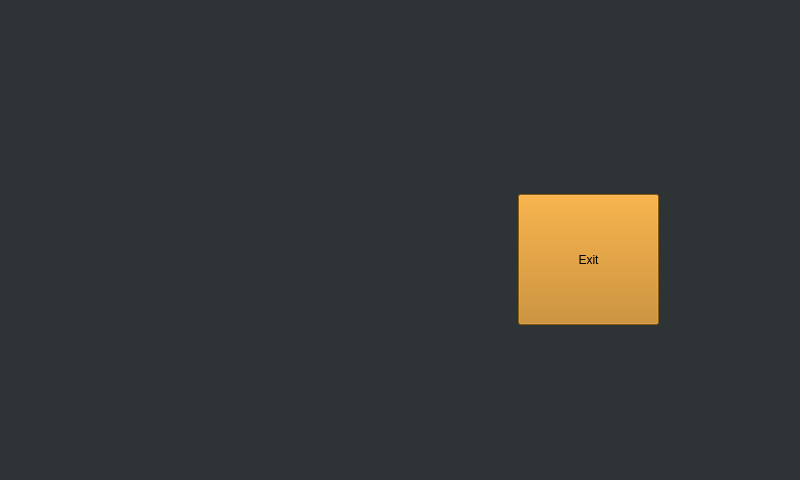
This is ui/mainwindow.ui in marcobombe/thermostatPI2 as Qt 5 draws it before an edit. The edited form follows.
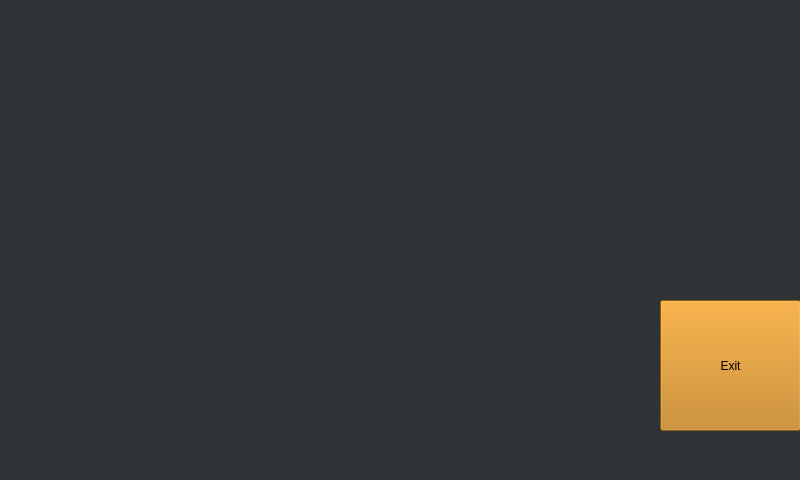
This is the edited form.

Commit message:
Window size and position adjustment.
file:///home/marcobombe/workspace/thermostatPi2/thermostatPi2.py
file:///home/marcobombe/workspace/thermostatPi2/ui/mainwindow.ui

What changed in the file:
```diff
--- a/ui/mainwindow.ui
+++ b/ui/mainwindow.ui
@@ -10,6 +10,18 @@
     <height>480</height>
    </rect>
   </property>
+  <property name="minimumSize">
+   <size>
+    <width>800</width>
+    <height>480</height>
+   </size>
+  </property>
+  <property name="maximumSize">
+   <size>
+    <width>800</width>
+    <height>480</height>
+   </size>
+  </property>
   <property name="windowTitle">
    <string>thermostatPi2</string>
   </property>
@@ -20,8 +32,8 @@
    <widget class="QPushButton" name="exitButton">
     <property name="geometry">
      <rect>
-      <x>518</x>
-      <y>194</y>
+      <x>660</x>
+      <y>300</y>
       <width>141</width>
       <height>131</height>
      </rect>
```
The commit also changes 1 other file.
